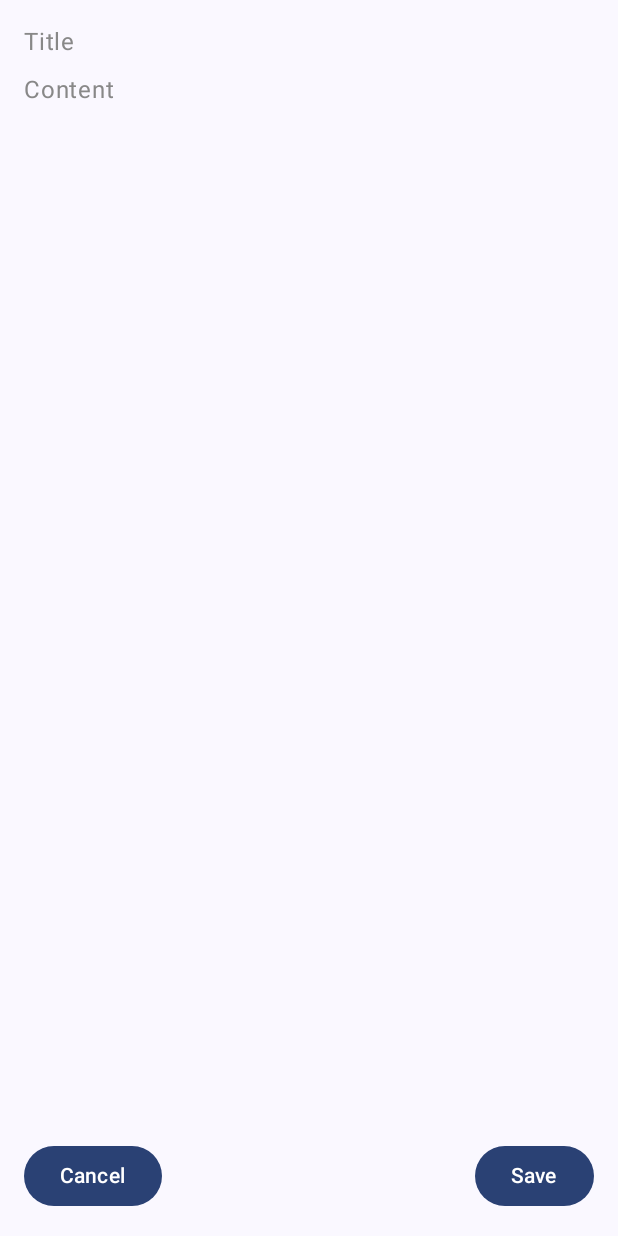
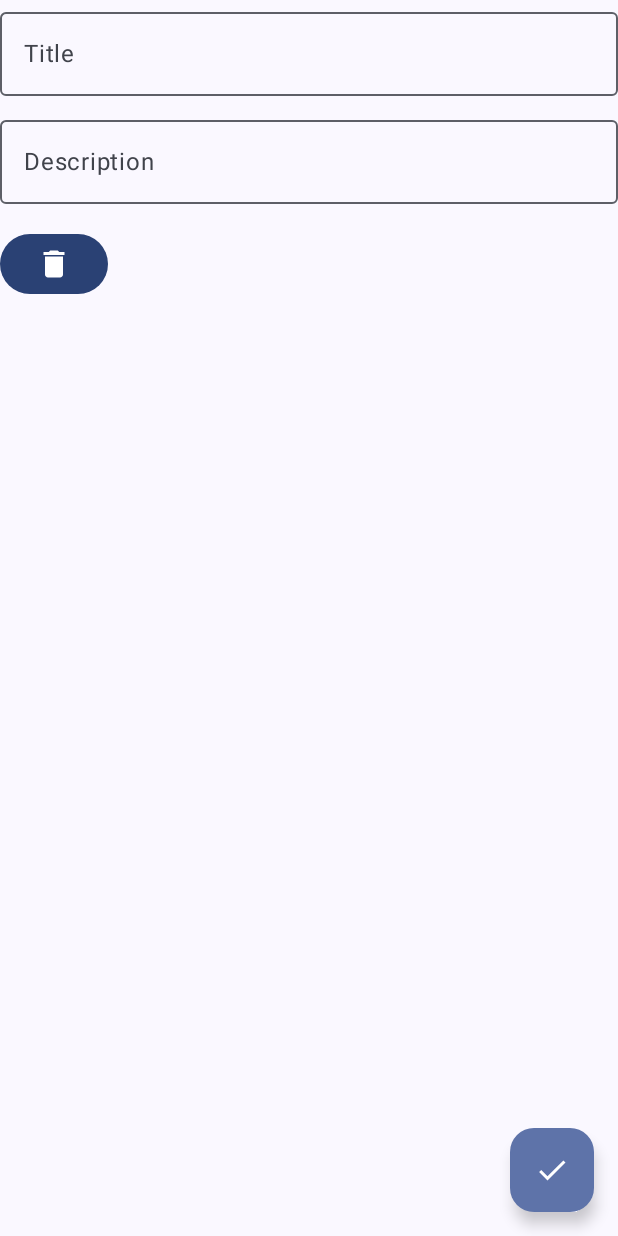
Before and after one commit to sinan-q/My_Tasks_App, an Android app built with Jetpack Compose: the composable AddEditNoteScreen shown on its own in the app's theme, on a phone screen of 412 x 824 dp. Run offline under Robolectric (Android 15) with nearby library versions, the phone set to English and light mode, and no system bars; our stand-ins replace Dagger/Hilt's generated code.

Commit message:
Added FAB instead of Save button on notes and Tasks Fixed notes and tasks updating

```diff
--- a/app/src/main/java/com/sinxn/mytasks/MainActivity.kt
+++ b/app/src/main/java/com/sinxn/mytasks/MainActivity.kt
@@ -5,7 +5,9 @@ import androidx.activity.ComponentActivity
 import androidx.activity.compose.setContent
 import androidx.activity.enableEdgeToEdge
 import androidx.activity.viewModels
+import androidx.compose.foundation.layout.WindowInsets
 import androidx.compose.foundation.layout.padding
+import androidx.compose.foundation.layout.safeContent
 import androidx.compose.material3.Scaffold
 import androidx.compose.runtime.Composable
 import androidx.compose.ui.Modifier
@@ -37,6 +39,7 @@ class MainActivity : ComponentActivity() {
 fun MainScreen(noteViewModel: NoteViewModel, taskViewModel: TaskViewModel) {
     val navController = rememberNavController()
     Scaffold(
+        contentWindowInsets = WindowInsets.safeContent,
         bottomBar = { BottomBar(navController = navController) }
     ) { paddingValues ->
         NavGraph(
--- a/app/src/main/java/com/sinxn/mytasks/ui/navigation/NavGraph.kt
+++ b/app/src/main/java/com/sinxn/mytasks/ui/navigation/NavGraph.kt
@@ -43,8 +43,7 @@ fun NavGraph(
             val noteId = backStackEntry.arguments?.getLong("noteId") ?: -1L
             AddEditNoteScreen(
                 noteId = noteId,
-                onSaveNote = { navController.popBackStack() },
-                onCancel = { navController.popBackStack() },
+                onFinish = { navController.popBackStack() },
                 noteViewModel = noteViewModel,
                 modifier = Modifier
             )
@@ -68,8 +67,7 @@ fun NavGraph(
             AddEditTaskScreen(
                 taskId = taskId,
                 taskViewModel = taskViewModel,
-                onSaveTask = { navController.popBackStack() },
-                onCancel = { navController.popBackStack() }
+                onFinish = { navController.popBackStack() },
             )
         }
     }
--- a/app/src/main/java/com/sinxn/mytasks/ui/screens/AddEditNoteScreen.kt
+++ b/app/src/main/java/com/sinxn/mytasks/ui/screens/AddEditNoteScreen.kt
@@ -1,29 +1,46 @@
 package com.sinxn.mytasks.ui.screens
 
-import androidx.compose.foundation.layout.*
-import androidx.compose.foundation.text.BasicTextField
+import androidx.compose.foundation.layout.Column
+import androidx.compose.foundation.layout.Spacer
+import androidx.compose.foundation.layout.fillMaxSize
+import androidx.compose.foundation.layout.fillMaxWidth
+import androidx.compose.foundation.layout.height
+import androidx.compose.foundation.layout.padding
+import androidx.compose.material.icons.Icons
+import androidx.compose.material.icons.filled.Check
+import androidx.compose.material.icons.filled.Delete
 import androidx.compose.material3.Button
+import androidx.compose.material3.FloatingActionButton
+import androidx.compose.material3.Icon
+import androidx.compose.material3.OutlinedTextField
+import androidx.compose.material3.Scaffold
 import androidx.compose.material3.Text
-import androidx.compose.runtime.*
+import androidx.compose.runtime.Composable
+import androidx.compose.runtime.LaunchedEffect
+import androidx.compose.runtime.collectAsState
+import androidx.compose.runtime.getValue
+import androidx.compose.runtime.mutableStateOf
+import androidx.compose.runtime.remember
+import androidx.compose.runtime.setValue
 import androidx.compose.ui.Modifier
-import androidx.compose.ui.graphics.Color
 import androidx.compose.ui.text.input.TextFieldValue
 import androidx.compose.ui.unit.dp
 import com.sinxn.mytasks.data.local.entities.Note
 import com.sinxn.mytasks.ui.screens.viewmodel.NoteViewModel
+import java.util.Date
 
 @Composable
 fun AddEditNoteScreen(
     modifier: Modifier = Modifier,
     noteId: Long = -1L,
     noteViewModel: NoteViewModel,
-    onSaveNote: () -> Unit,
-    onCancel: () -> Unit,
+    onFinish: () -> Unit,
 ) {
     val noteState by noteViewModel.note.collectAsState()
 
     var title by remember { mutableStateOf(TextFieldValue("")) }
     var content by remember { mutableStateOf(TextFieldValue("")) }
+    var timestamp by remember { mutableStateOf<Date?>(null) }
 
     // Load existing note if noteId is valid
     LaunchedEffect(noteId) {
@@ -36,67 +53,63 @@ fun AddEditNoteScreen(
         noteState?.let { note ->
             title = TextFieldValue(note.title)
             content = TextFieldValue(note.content)
+            timestamp = note.timestamp
         }
     }
-
-    Column(
-        modifier = modifier
-            .fillMaxSize()
-            .padding(16.dp)
-    ) {
-        BasicTextField(
-            value = title,
-            onValueChange = { title = it },
-            modifier = Modifier
-                .fillMaxWidth()
-                .padding(bottom =  8.dp),
-        singleLine = true,
-        decorationBox = { innerTextField ->
-            if (title.text.isEmpty()) {
-                Text(text = "Title", color = Color.Gray)
-            }
-            innerTextField()
-        }
-        )
-        BasicTextField(
-            value = content,
-            onValueChange = { content = it },
-            modifier = Modifier
-                .fillMaxWidth()
-                .weight(1f),
-            decorationBox = { innerTextField ->
-                if (content.text.isEmpty()) {
-                    Text(text = "Content", color = Color.Gray)
-                }
-                innerTextField()
-            }
-        )
-        Spacer(modifier = Modifier.height(16.dp))
-        Row(
-            horizontalArrangement = Arrangement.SpaceBetween,
-            modifier = Modifier.fillMaxWidth()
-        ) {
-            Button(onClick = onCancel) {
-                Text(text = "Cancel")
-            }
-            Button(
+    Scaffold(
+        floatingActionButton = {
+        FloatingActionButton(
             onClick = {
                 if (title.text.isNotEmpty() && content.text.isNotEmpty()) {
                     noteViewModel.addNote(
                         Note(
                             id = if (noteId == -1L) null else noteId,
                             title = title.text,
-                                content = content.text
+                            content = content.text,
+                            timestamp = timestamp?: Date()
                         )
                     )
-                        onSaveNote()
+                    onFinish()
                 } else {
                     // Handle empty fields, e.g., show a Toast or Snackbar
                 }
             }
         ) {
-                Text(text = "Save")
+            Icon(Icons.Default.Check, contentDescription = null)
+        }
+    }){
+        Column(
+            modifier = modifier
+                .fillMaxSize()
+                .padding(it)
+        ) {
+            OutlinedTextField(
+                value = title,
+                onValueChange = { title = it },
+                label = { Text("Title") },
+                modifier = Modifier.fillMaxWidth()
+            )
+            Spacer(modifier = Modifier.height(8.dp))
+            OutlinedTextField(
+                value = content,
+                onValueChange = { content = it },
+                label = { Text("Description") },
+                modifier = Modifier.fillMaxWidth()
+            )
+            Spacer(modifier = Modifier.height(16.dp))
+            Button(onClick = {
+                if (noteState != null) {
+                    noteViewModel.deleteNote(noteState!!)
+                    onFinish()
+                }
+            }) {
+                Icon(Icons.Default.Delete, contentDescription = null)
             }
         }
     }
+
+
+
+
+
 }
--- a/app/src/main/java/com/sinxn/mytasks/ui/screens/NoteListScreen.kt
+++ b/app/src/main/java/com/sinxn/mytasks/ui/screens/NoteListScreen.kt
@@ -34,7 +34,7 @@ fun NoteListScreen(
         LazyColumn(
             contentPadding = paddingValues,
             verticalArrangement = Arrangement.spacedBy(8.dp),
-            modifier = Modifier.padding(16.dp)
+            modifier = Modifier
         ) {
             items(notes) { note ->
                 NoteItem(
--- a/app/src/main/java/com/sinxn/mytasks/ui/screens/TaskListScreen.kt
+++ b/app/src/main/java/com/sinxn/mytasks/ui/screens/TaskListScreen.kt
@@ -36,7 +36,7 @@ fun TaskListScreen(
         LazyColumn(
             contentPadding = paddingValues,
             verticalArrangement = Arrangement.spacedBy(8.dp),
-            modifier = Modifier.padding(16.dp)
+            modifier = Modifier
         ) {
             items(tasks) { task ->
                 TaskItem(
--- a/app/src/main/java/com/sinxn/mytasks/ui/screens/viewmodel/NoteViewModel.kt
+++ b/app/src/main/java/com/sinxn/mytasks/ui/screens/viewmodel/NoteViewModel.kt
@@ -40,11 +40,6 @@ class NoteViewModel @Inject constructor(
         }
     }
 
-    fun updateNote(note: Note) {
-        viewModelScope.launch {
-            noteRepository.updateNote(note)
-        }
-    }
     fun fetchNoteById(noteId: Long) {
         viewModelScope.launch {
             val fetchedNote = noteRepository.getNoteById(noteId)
```
Also changed, not shown: app/src/main/java/com/sinxn/mytasks/ui/screens/AddEditTaskScreen.kt (+38 -27 lines). Lines whose indentation alone changed are shown as unchanged.
